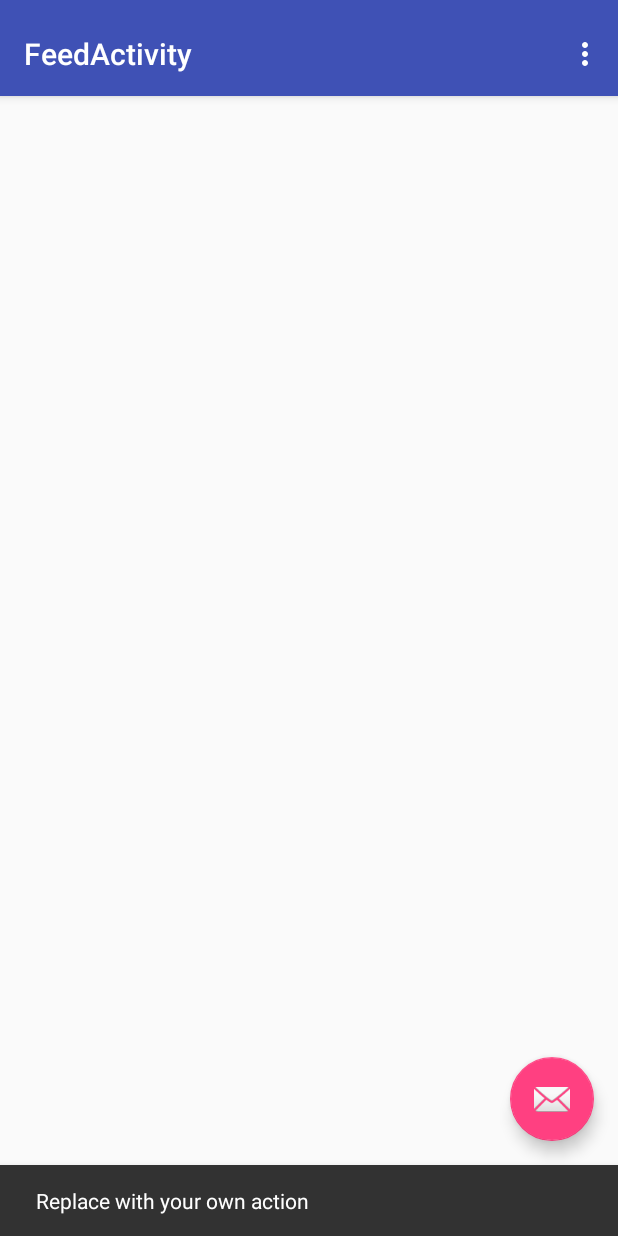
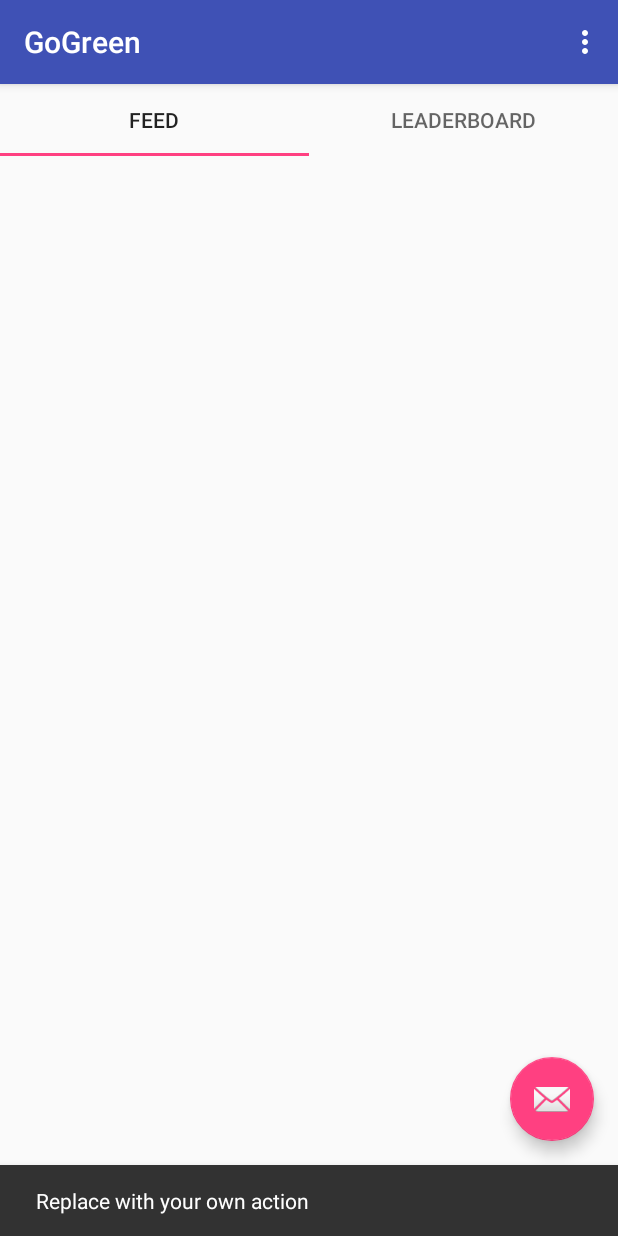
Before and after one commit to danny-famakin/Go-Green, an Android app: the screen it shows after launch (FeedActivity), after a tap on an icon or button, on a phone screen of 412 x 824 dp. Run offline under Robolectric (Android 15) with nearby library versions, the phone set to English and light mode, and no system bars.

Commit message:
Added tabs to the main layout

```diff
--- a/app/src/main/AndroidManifest.xml
+++ b/app/src/main/AndroidManifest.xml
@@ -22,8 +22,8 @@
         <activity android:name=".LogWaterActivity" />
         <activity
             android:name=".FeedActivity"
-            android:label="@string/title_activity_feed"
-            android:theme="@style/AppTheme.NoActionBar">
+            android:label="GoGreen"
+            android:theme="@style/AppTheme">
             <intent-filter>
                 <action android:name="android.intent.action.MAIN" />
 
--- a/app/src/main/java/com/codepath/gogreen/LeaderboardFragment.java
+++ b/app/src/main/java/Fragments/FeedFragment.java
@@ -1,4 +1,4 @@
-package com.codepath.gogreen;
+package Fragments;
 
 import android.os.Bundle;
 import android.support.annotation.Nullable;
@@ -8,9 +8,11 @@ import android.support.v4.app.Fragment;
  * Created by anyazhang on 7/13/17.
  */
 
-public class LeaderboardFragment extends Fragment {
+public class FeedFragment extends Fragment {
     @Override
     public void onCreate(@Nullable Bundle savedInstanceState) {
         super.onCreate(savedInstanceState);
+
     }
+
 }
--- a/app/src/main/java/com/codepath/gogreen/FeedFragment.java
+++ b/app/src/main/java/Fragments/LeaderboardFragment.java
@@ -1,4 +1,4 @@
-package com.codepath.gogreen;
+package Fragments;
 
 import android.os.Bundle;
 import android.support.annotation.Nullable;
@@ -8,11 +8,9 @@ import android.support.v4.app.Fragment;
  * Created by anyazhang on 7/13/17.
  */
 
-public class FeedFragment extends Fragment {
+public class LeaderboardFragment extends Fragment {
     @Override
     public void onCreate(@Nullable Bundle savedInstanceState) {
         super.onCreate(savedInstanceState);
-
     }
-
 }
--- /dev/null
+++ b/app/src/main/java/Fragments/TabPagerAdapter.java
@@ -0,0 +1,43 @@
+package Fragments;
+
+import android.content.Context;
+import android.support.v4.app.Fragment;
+import android.support.v4.app.FragmentManager;
+import android.support.v4.app.FragmentPagerAdapter;
+
+import com.codepath.gogreen.FeedActivity;
+
+/**
+ * Created by famakindaniel7 on 7/13/17.
+ */
+
+public class TabPagerAdapter extends FragmentPagerAdapter {
+    private String tabTitles[] = new String[] {"Feed", "Leaderboard"};
+    private Context context;
+    FeedFragment feedFragment;
+    LeaderboardFragment leaderboardFragment;
+    public TabPagerAdapter(FragmentManager fm, FeedActivity feedActivity){
+        super(fm);
+        feedFragment = new FeedFragment();
+        leaderboardFragment = new LeaderboardFragment();
+    }
+
+    @Override
+    public Fragment getItem(int position) {
+        if (position == 0){
+            return feedFragment;
+        }else if (position == 1){
+            return leaderboardFragment;
+        } else {
+            return null;
+        }
+    }
+
+    @Override
+    public int getCount() {
+        return 2;
+    }
+    public CharSequence getPageTitle (int position) {
+        return tabTitles[position];
+    }
+}
--- a/app/src/main/java/com/codepath/gogreen/FeedActivity.java
+++ b/app/src/main/java/com/codepath/gogreen/FeedActivity.java
@@ -1,54 +1,43 @@
 package com.codepath.gogreen;
 
+import android.os.Bundle;
 import android.support.design.widget.FloatingActionButton;
 import android.support.design.widget.Snackbar;
+import android.support.design.widget.TabLayout;
+import android.support.v4.app.Fragment;
+import android.support.v4.view.ViewPager;
 import android.support.v7.app.AppCompatActivity;
-import android.support.v7.widget.Toolbar;
-
-import android.support.v4.app.Fragment;
-import android.support.v4.app.FragmentManager;
-import android.support.v4.app.FragmentPagerAdapter;
-import android.support.v4.view.ViewPager;
-import android.os.Bundle;
 import android.view.LayoutInflater;
 import android.view.Menu;
 import android.view.MenuItem;
 import android.view.View;
 import android.view.ViewGroup;
+import android.widget.TextView;
 
-import android.widget.TextView;
+import Fragments.TabPagerAdapter;
 
 public class FeedActivity extends AppCompatActivity {
 
-    /**
-     * The {@link android.support.v4.view.PagerAdapter} that will provide
-     * fragments for each of the sections. We use a
-     * {@link FragmentPagerAdapter} derivative, which will keep every
-     * loaded fragment in memory. If this becomes too memory intensive, it
-     * may be best to switch to a
-     * {@link android.support.v4.app.FragmentStatePagerAdapter}.
-     */
-    private SectionsPagerAdapter mSectionsPagerAdapter;
-
-    /**
-     * The {@link ViewPager} that will host the section contents.
-     */
-    private ViewPager mViewPager;
+    private TabPagerAdapter PagerAdapter;
+    private ViewPager ViewPager;
 
     @Override
     protected void onCreate(Bundle savedInstanceState) {
         super.onCreate(savedInstanceState);
         setContentView(R.layout.activity_feed);
 
-        Toolbar toolbar = (Toolbar) findViewById(R.id.toolbar);
-        setSupportActionBar(toolbar);
+        //Toolbar toolbar = (Toolbar) findViewById(R.id.toolbar);
+        //setSupportActionBar(toolbar);
         // Create the adapter that will return a fragment for each of the three
         // primary sections of the activity.
-        mSectionsPagerAdapter = new SectionsPagerAdapter(getSupportFragmentManager());
+        PagerAdapter = new TabPagerAdapter(getSupportFragmentManager(), this);
 
         // Set up the ViewPager with the sections adapter.
-        mViewPager = (ViewPager) findViewById(R.id.container);
-        mViewPager.setAdapter(mSectionsPagerAdapter);
+        ViewPager = (ViewPager) findViewById(R.id.container);
+        ViewPager.setAdapter(PagerAdapter);
+
+        TabLayout tabLayout = (TabLayout) findViewById(R.id.sliding_tabs);
+        tabLayout.setupWithViewPager(ViewPager);
 
 
         FloatingActionButton fab = (FloatingActionButton) findViewById(R.id.fab);
@@ -119,69 +108,4 @@ public class FeedActivity extends AppCompatActivity {
             return rootView;
         }
     }
-
-    /**
-     * A {@link FragmentPagerAdapter} that returns a fragment corresponding to
-     * one of the sections/tabs/pages.
-     */
-    public class SectionsPagerAdapter extends FragmentPagerAdapter {
-
-        public FeedFragment feedFragment;
-        public LeaderboardFragment leaderboardFragment;
-
-        public SectionsPagerAdapter(FragmentManager fm) {
-            super(fm);
-        }
-
-        // return fragment to use depending on position
-        @Override
-        public Fragment getItem(int position) {
-            if (position == 0) {
-                feedFragment = getFeedInstance();
-                return feedFragment;
-            }
-            else if (position == 1) {
-                leaderboardFragment = getLeaderboardInstance();
-                return leaderboardFragment;
-            }
-            else {
-                return null;
-            }
-        }
-
-
-
-        private FeedFragment getFeedInstance() {
-            if (feedFragment == null) {
-                feedFragment = new FeedFragment();
-            }
-            return feedFragment;
-        }
-
-        private LeaderboardFragment getLeaderboardInstance() {
-            if (leaderboardFragment == null) {
-                leaderboardFragment = new LeaderboardFragment();
-            }
-            return leaderboardFragment;
-        }
-
-        @Override
-        public int getCount() {
-            // Show 3 total pages.
-            return 3;
-        }
-
-        @Override
-        public CharSequence getPageTitle(int position) {
-            switch (position) {
-                case 0:
-                    return "Feed";
-                case 1:
-                    return "Leaderboard";
-//                case 2:
-//                    return "SECTION 3";
-            }
-            return null;
-        }
-    }
 }
--- a/app/src/main/res/layout/activity_feed.xml
+++ b/app/src/main/res/layout/activity_feed.xml
@@ -8,30 +8,18 @@
     android:fitsSystemWindows="true"
     tools:context="com.codepath.gogreen.FeedActivity">
 
-    <android.support.design.widget.AppBarLayout
-        android:id="@+id/appbar"
-        android:layout_width="match_parent"
-        android:layout_height="wrap_content"
-        android:paddingTop="@dimen/appbar_padding_top"
-        android:theme="@style/AppTheme.AppBarOverlay">
-
-        <android.support.v7.widget.Toolbar
-            android:id="@+id/toolbar"
-            android:layout_width="match_parent"
-            android:layout_height="?attr/actionBarSize"
-            android:background="?attr/colorPrimary"
-            app:layout_scrollFlags="scroll|enterAlways"
-            app:popupTheme="@style/AppTheme.PopupOverlay">
-
-        </android.support.v7.widget.Toolbar>
-
-    </android.support.design.widget.AppBarLayout>
-
     <android.support.v4.view.ViewPager
         android:id="@+id/container"
         android:layout_width="match_parent"
         android:layout_height="match_parent"
         app:layout_behavior="@string/appbar_scrolling_view_behavior" />
+
+    <android.support.design.widget.TabLayout
+        android:id="@+id/sliding_tabs"
+        android:layout_width="match_parent"
+        android:layout_height="wrap_content"
+        app:tabMode="fixed"/>
+
 
     <android.support.design.widget.FloatingActionButton
         android:id="@+id/fab"
--- a/app/src/main/res/values/styles.xml
+++ b/app/src/main/res/values/styles.xml
@@ -8,11 +8,6 @@
         <item name="colorAccent">@color/colorAccent</item>
     </style>
 
-    <style name="AppTheme.NoActionBar">
-        <item name="windowActionBar">false</item>
-        <item name="windowNoTitle">true</item>
-    </style>
-
     <style name="AppTheme.AppBarOverlay" parent="ThemeOverlay.AppCompat.Dark.ActionBar" />
 
     <style name="AppTheme.PopupOverlay" parent="ThemeOverlay.AppCompat.Light" />
```
